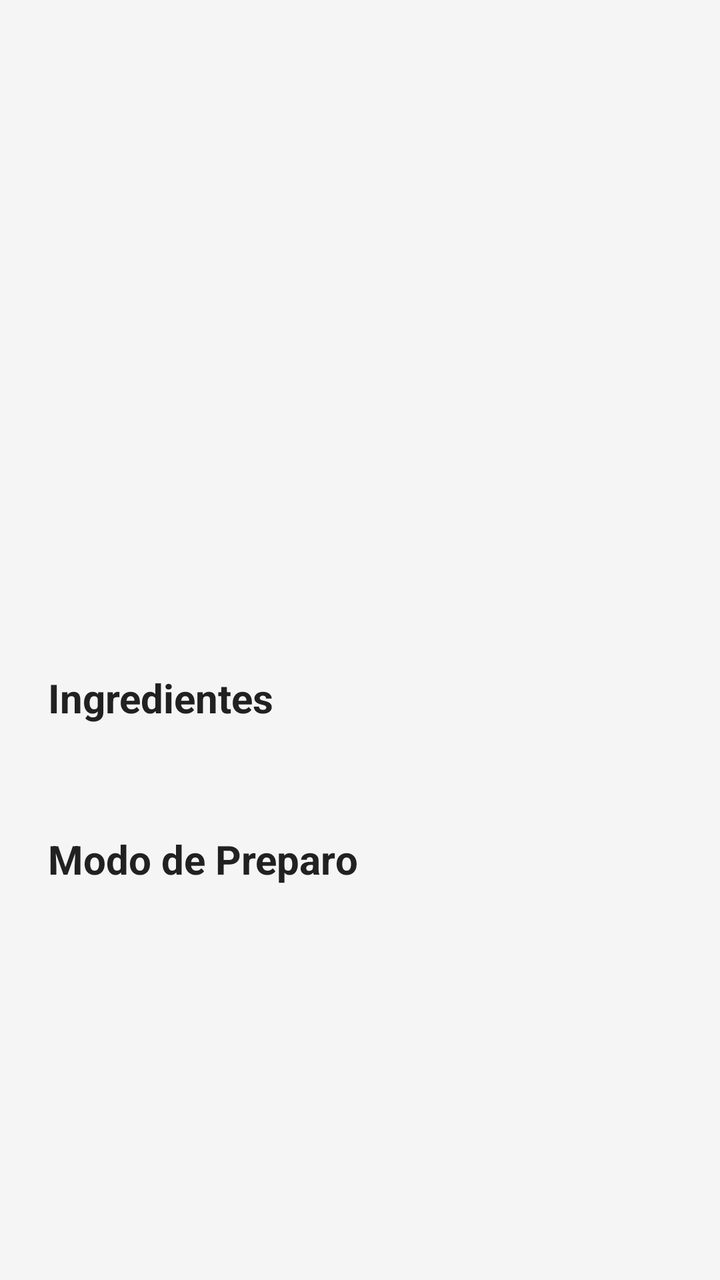
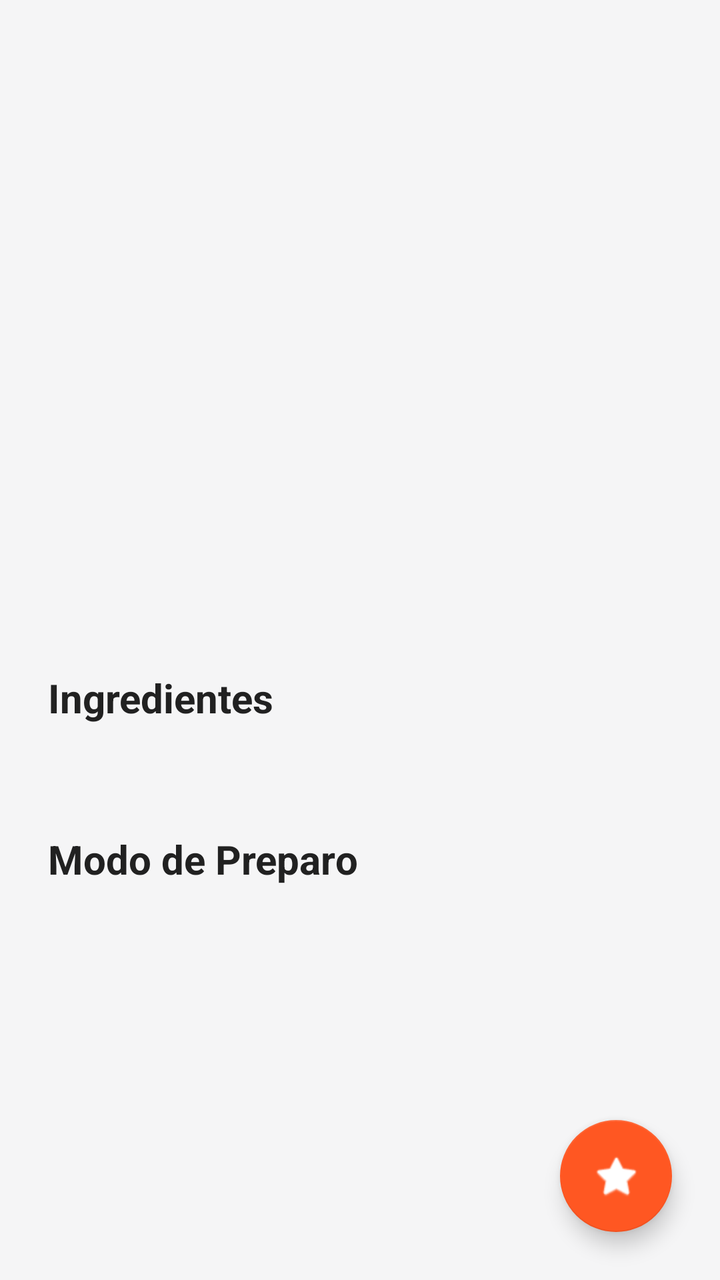

Two renders of the same Android screen: before a commit and after it. Below are the layout's source before the change and the commit's diff.
<!-- AndroidManifest.xml: application theme Theme.ReceitaFacil -->
<!-- res/layout/activity_detalhe.xml -->
<?xml version="1.0" encoding="utf-8"?>
<ScrollView xmlns:android="http://schemas.android.com/apk/res/android"
    android:layout_width="match_parent"
    android:layout_height="match_parent"
    android:background="@color/backgroundColor">

    <LinearLayout
        android:layout_width="match_parent"
        android:layout_height="wrap_content"
        android:orientation="vertical">

        <ImageView
            android:id="@+id/imgDetalhe"
            android:layout_width="match_parent"
            android:layout_height="250dp"
            android:scaleType="centerCrop" />

        <LinearLayout
            android:layout_width="match_parent"
            android:layout_height="wrap_content"
            android:orientation="vertical"
            android:padding="24dp">

            <TextView
                android:id="@+id/txtTituloDetalhe"
                android:layout_width="wrap_content"
                android:layout_height="wrap_content"
                android:textSize="28sp"
                android:textStyle="bold"
                android:textColor="@color/primaryColor" />

            <TextView
                android:layout_width="wrap_content"
                android:layout_height="wrap_content"
                android:text="Ingredientes"
                android:textSize="20sp"
                android:textStyle="bold"
                android:layout_marginTop="24dp"
                android:textColor="@color/textColorPrimary"/>

            <TextView
                android:id="@+id/txtIngredientes"
                android:layout_width="match_parent"
                android:layout_height="wrap_content"
                android:layout_marginTop="8dp"
                android:lineSpacingExtra="4dp"
                android:textSize="16sp"
                android:textColor="@color/textColorSecondary"/>

            
            <TextView
                android:layout_width="wrap_content"
                android:layout_height="wrap_content"
                android:text="Modo de Preparo"
                android:textSize="20sp"
                android:textStyle="bold"
                android:layout_marginTop="24dp"
                android:textColor="@color/textColorPrimary"/>

            
            <TextView
                android:id="@+id/txtModoPreparo"
                android:layout_width="match_parent"
                android:layout_height="wrap_content"
                android:layout_marginTop="8dp"
                android:lineSpacingExtra="4dp"
                android:textSize="16sp"
                android:textColor="@color/textColorSecondary"/>
        </LinearLayout>
    </LinearLayout>
</ScrollView>
<!-- resources referenced by this layout -->
<resources>
  <color name="backgroundColor">#F5F5F6</color>
  <color name="primaryColor">#FF5722</color>
  <color name="textColorPrimary">#212121</color>
  <color name="textColorSecondary">#757575</color>
  <style name="Theme.ReceitaFacil" parent="Theme.MaterialComponents.DayNight.DarkActionBar">
          
          <item name="colorPrimary">@color/primaryColor</item>
          <item name="colorPrimaryVariant">@color/primaryDarkColor</item>
          <item name="colorOnPrimary">@color/white</item>
  
          
          <item name="colorSecondary">@color/secondaryColor</item>
          <item name="colorSecondaryVariant">@color/secondaryColor</item>
          <item name="colorOnSecondary">@color/black</item>
  
          
          <item name="android:statusBarColor">?attr/colorPrimaryVariant</item>
      </style>
  <color name="primaryDarkColor">#E64A19</color>
  <color name="white">#FFFFFFFF</color>
  <color name="secondaryColor">#FFC107</color>
  <color name="black">#FF000000</color>
</resources>

<!-- the commit's change to res/layout/activity_detalhe.xml (unified diff, before → after) -->
@@ -1,71 +1,88 @@
 <?xml version="1.0" encoding="utf-8"?>
-<ScrollView xmlns:android="http://schemas.android.com/apk/res/android"
+<androidx.coordinatorlayout.widget.CoordinatorLayout
+    xmlns:android="http://schemas.android.com/apk/res/android"
+    xmlns:app="http://schemas.android.com/apk/res-auto"
     android:layout_width="match_parent"
     android:layout_height="match_parent"
     android:background="@color/backgroundColor">
 
-    <LinearLayout
+    <ScrollView
         android:layout_width="match_parent"
-        android:layout_height="wrap_content"
-        android:orientation="vertical">
-
-        <ImageView
-            android:id="@+id/imgDetalhe"
-            android:layout_width="match_parent"
-            android:layout_height="250dp"
-            android:scaleType="centerCrop" />
+        android:layout_height="match_parent">
 
         <LinearLayout
             android:layout_width="match_parent"
             android:layout_height="wrap_content"
-            android:orientation="vertical"
-            android:padding="24dp">
+            android:orientation="vertical">
 
-            <TextView
-                android:id="@+id/txtTituloDetalhe"
-                android:layout_width="wrap_content"
-                android:layout_height="wrap_content"
-                android:textSize="28sp"
-                android:textStyle="bold"
-                android:textColor="@color/primaryColor" />
+            <ImageView
+                android:id="@+id/imgDetalhe"
+                android:layout_width="match_parent"
+                android:layout_height="250dp"
+                android:scaleType="centerCrop" />
 
-            <TextView
-                android:layout_width="wrap_content"
-                android:layout_height="wrap_content"
-                android:text="Ingredientes"
-                android:textSize="20sp"
-                android:textStyle="bold"
-                android:layout_marginTop="24dp"
-                android:textColor="@color/textColorPrimary"/>
-
-            <TextView
-                android:id="@+id/txtIngredientes"
+            <LinearLayout
                 android:layout_width="match_parent"
                 android:layout_height="wrap_content"
-                android:layout_marginTop="8dp"
-                android:lineSpacingExtra="4dp"
-                android:textSize="16sp"
-                android:textColor="@color/textColorSecondary"/>
+                android:orientation="vertical"
+                android:padding="24dp">
 
-            
-            <TextView
-                android:layout_width="wrap_content"
-                android:layout_height="wrap_content"
-                android:text="Modo de Preparo"
-                android:textSize="20sp"
-                android:textStyle="bold"
-                android:layout_marginTop="24dp"
-                android:textColor="@color/textColorPrimary"/>
+                <TextView
+                    android:id="@+id/txtTituloDetalhe"
+                    android:layout_width="wrap_content"
+                    android:layout_height="wrap_content"
+                    android:textSize="28sp"
+                    android:textStyle="bold"
+                    android:textColor="@color/primaryColor" />
 
-            
-            <TextView
-                android:id="@+id/txtModoPreparo"
-                android:layout_width="match_parent"
-                android:layout_height="wrap_content"
-                android:layout_marginTop="8dp"
-                android:lineSpacingExtra="4dp"
-                android:textSize="16sp"
-                android:textColor="@color/textColorSecondary"/>
+                <TextView
+                    android:layout_width="wrap_content"
+                    android:layout_height="wrap_content"
+                    android:text="Ingredientes"
+                    android:textSize="20sp"
+                    android:textStyle="bold"
+                    android:layout_marginTop="24dp"
+                    android:textColor="@color/textColorPrimary"/>
+
+                <TextView
+                    android:id="@+id/txtIngredientes"
+                    android:layout_width="match_parent"
+                    android:layout_height="wrap_content"
+                    android:layout_marginTop="8dp"
+                    android:lineSpacingExtra="4dp"
+                    android:textSize="16sp"
+                    android:textColor="@color/textColorSecondary"/>
+
+                <TextView
+                    android:layout_width="wrap_content"
+                    android:layout_height="wrap_content"
+                    android:text="Modo de Preparo"
+                    android:textSize="20sp"
+                    android:textStyle="bold"
+                    android:layout_marginTop="24dp"
+                    android:textColor="@color/textColorPrimary"/>
+
+                <TextView
+                    android:id="@+id/txtModoPreparo"
+                    android:layout_width="match_parent"
+                    android:layout_height="wrap_content"
+                    android:layout_marginTop="8dp"
+                    android:layout_marginBottom="80dp"
+                    android:lineSpacingExtra="4dp"
+                    android:textSize="16sp"
+                    android:textColor="@color/textColorSecondary"/>
+            </LinearLayout>
         </LinearLayout>
-    </LinearLayout>
-</ScrollView>
+    </ScrollView>
+
+    <com.google.android.material.floatingactionbutton.FloatingActionButton
+        android:id="@+id/fabFavorito"
+        android:layout_width="wrap_content"
+        android:layout_height="wrap_content"
+        android:layout_gravity="bottom|end"
+        android:layout_margin="24dp"
+        app:tint="@android:color/white"
+        app:backgroundTint="@color/primaryColor"
+        android:src="@android:drawable/btn_star_big_off" />
+
+</androidx.coordinatorlayout.widget.CoordinatorLayout>
